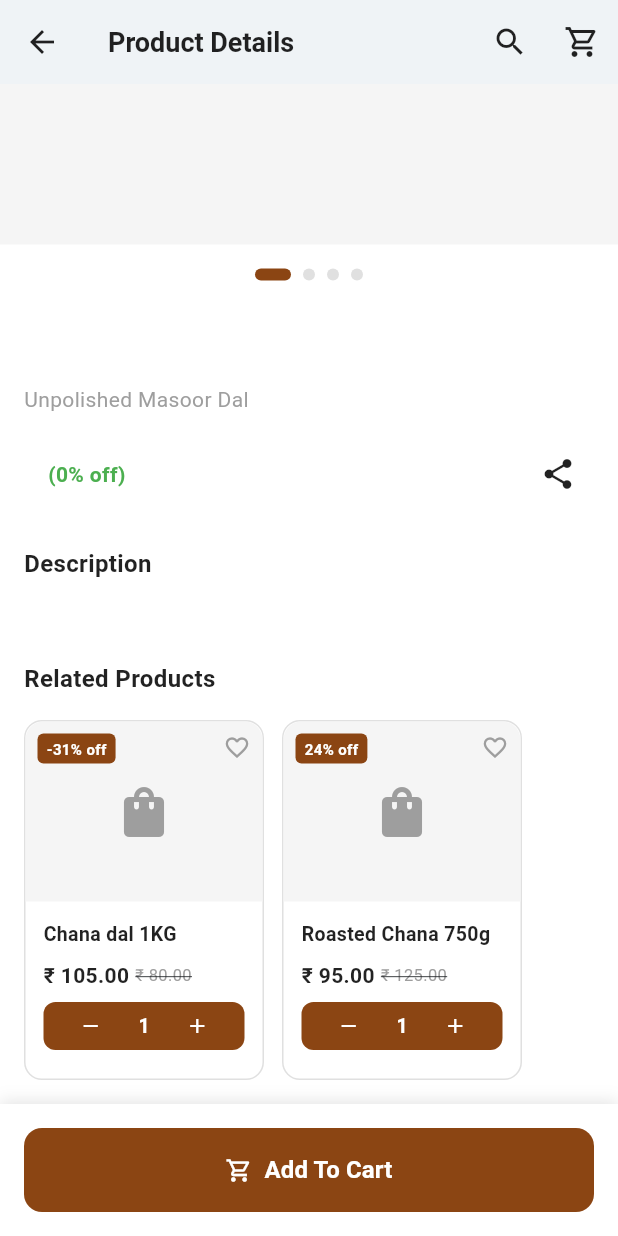
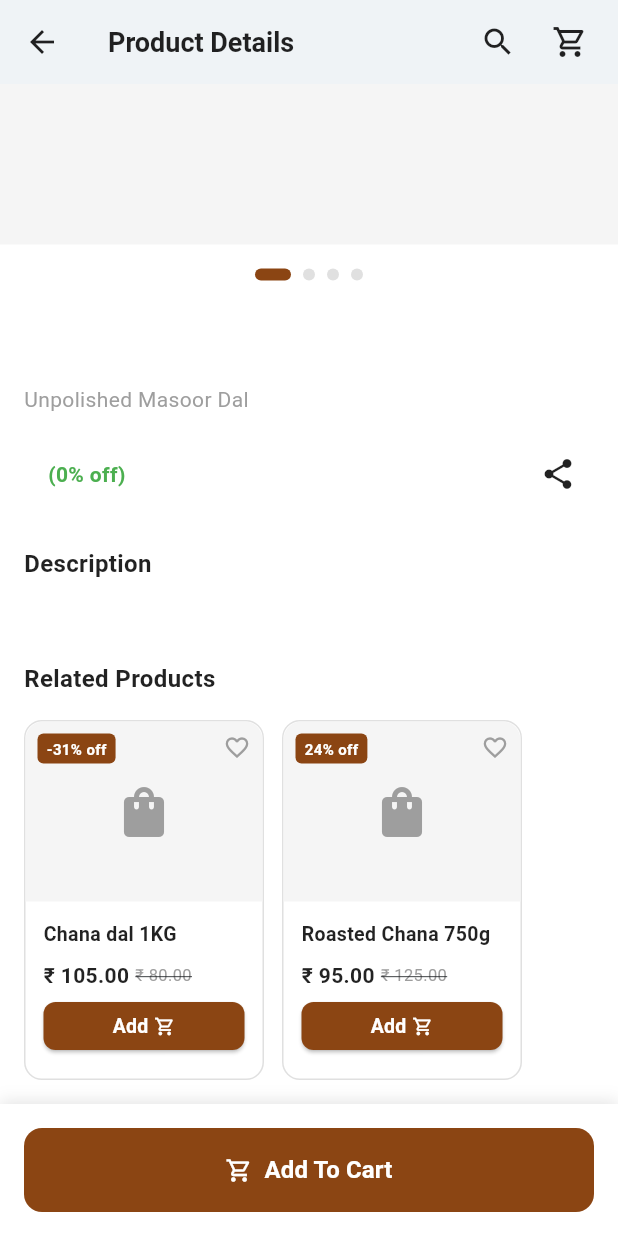
Before and after one commit to Rizwanriz079/alisons, a Flutter app: the ProductDetailScreen screen opened directly with empty values, scrolled down 243 dp, on a phone screen of 412 x 824 dp. Run offline on Flutter 3.47's test engine with Material 3 defaults, Android fonts, the phone set to English and light mode, and no system bars; our stand-ins replace cached_network_image, google_fonts, shared_preferences; accounts and stored records are empty; network calls fail.

Commit message:
Fix all UI issues: app bar icons, cart badge, product detail, add to cart functionality

```diff
--- a/lib/screens/product_detail_screen.dart
+++ b/lib/screens/product_detail_screen.dart
@@ -6,6 +6,7 @@ import '../providers/cart_provider.dart';
 import '../utils/colors.dart';
 import '../utils/text_styles.dart';
 import '../services/api_service.dart';
+import 'cart_screen.dart';
 
 class ProductDetailScreen extends StatefulWidget {
   final Product product;
@@ -40,7 +41,6 @@ class _ProductDetailScreenState extends State<ProductDetailScreen> {
   void _addToCart() {
     final cartProvider = Provider.of<CartProvider>(context, listen: false);
     cartProvider.addToCart(widget.product, quantity: _quantity);
-
     ScaffoldMessenger.of(context).showSnackBar(
       SnackBar(
         content: Text('${widget.product.name} added to cart'),
@@ -54,8 +54,6 @@ class _ProductDetailScreenState extends State<ProductDetailScreen> {
   Widget build(BuildContext context) {
     final apiService = ApiService();
     final imageUrl = apiService.getImageUrl(widget.product.image);
-
-    // Calculate discount percentage
     int discountPercent = 0;
     try {
       final oldPriceValue = double.tryParse(widget.product.oldPrice) ?? 0;
@@ -89,10 +87,48 @@ class _ProductDetailScreenState extends State<ProductDetailScreen> {
             icon: const Icon(Icons.search, color: Colors.black87),
             onPressed: () {},
           ),
+          Consumer<CartProvider>(
+            builder: (context, cartProvider, child) {
+              return Stack(
+                children: [
                   IconButton(
                     icon: const Icon(Icons.shopping_cart_outlined, color: Colors.black87),
-            onPressed: () {},
+                    onPressed: () {
+                      Navigator.of(context).push(
+                        MaterialPageRoute(builder: (context) => const CartScreen()),
+                      );
+                    },
                   ),
+                  if (cartProvider.totalQuantity > 0)
+                    Positioned(
+                      right: 8,
+                      top: 8,
+                      child: Container(
+                        padding: const EdgeInsets.all(4),
+                        decoration: const BoxDecoration(
+                          color: Colors.red,
+                          shape: BoxShape.circle,
+                        ),
+                        constraints: const BoxConstraints(
+                          minWidth: 16,
+                          minHeight: 16,
+                        ),
+                        child: Text(
+                          '${cartProvider.totalQuantity}',
+                          style: const TextStyle(
+                            color: Colors.white,
+                            fontSize: 8,
+                            fontWeight: FontWeight.bold,
+                          ),
+                          textAlign: TextAlign.center,
+                        ),
+                      ),
+                    ),
+                ],
+              );
+            },
+          ),
+          const SizedBox(width: 8),
         ],
       ),
       body: Column(
@@ -102,7 +138,6 @@ class _ProductDetailScreenState extends State<ProductDetailScreen> {
               child: Column(
                 crossAxisAlignment: CrossAxisAlignment.start,
                 children: [
-                  // Product Image with Favorite Button
                   Stack(
                     children: [
                       Container(
@@ -132,7 +167,6 @@ class _ProductDetailScreenState extends State<ProductDetailScreen> {
                                 ),
                               ),
                       ),
-                      // Favorite Button
                       Positioned(
                         top: 16,
                         right: 16,
@@ -151,14 +185,12 @@ class _ProductDetailScreenState extends State<ProductDetailScreen> {
                       ),
                     ],
                   ),
-
-                  // Image Indicators
                   Padding(
                     padding: const EdgeInsets.symmetric(vertical: 16),
                     child: Row(
                       mainAxisAlignment: MainAxisAlignment.center,
                       children: List.generate(
-                        4, // Placeholder for 4 images
+                        4,
                         (index) => Container(
                           margin: const EdgeInsets.symmetric(horizontal: 4),
                           width: index == _currentImageIndex ? 24 : 8,
@@ -173,14 +205,11 @@ class _ProductDetailScreenState extends State<ProductDetailScreen> {
                       ),
                     ),
                   ),
-
-                  // Product Info
                   Padding(
                     padding: const EdgeInsets.all(16),
                     child: Column(
                       crossAxisAlignment: CrossAxisAlignment.start,
                       children: [
-                        // Product Name
                         Text(
                           widget.product.name,
                           style: const TextStyle(
@@ -190,8 +219,6 @@ class _ProductDetailScreenState extends State<ProductDetailScreen> {
                           ),
                         ),
                         const SizedBox(height: 8),
-
-                        // Subtitle
                         Text(
                           widget.product.manufacturer.isNotEmpty
                             ? widget.product.manufacturer
@@ -202,8 +229,6 @@ class _ProductDetailScreenState extends State<ProductDetailScreen> {
                           ),
                         ),
                         const SizedBox(height: 16),
-
-                        // Price and Share
                         Row(
                           children: [
                             Text(
@@ -242,8 +267,6 @@ class _ProductDetailScreenState extends State<ProductDetailScreen> {
                           ],
                         ),
                         const SizedBox(height: 24),
-
-                        // Description
                         const Text(
                           'Description',
                           style: TextStyle(
@@ -263,8 +286,6 @@ class _ProductDetailScreenState extends State<ProductDetailScreen> {
                           ),
                         ),
                         const SizedBox(height: 24),
-
-                        // Related Products
                         const Text(
                           'Related Products',
                           style: TextStyle(
@@ -274,8 +295,6 @@ class _ProductDetailScreenState extends State<ProductDetailScreen> {
                           ),
                         ),
                         const SizedBox(height: 16),
-
-                        // Related Products Grid
                         SizedBox(
                           height: 240,
                           child: ListView.builder(
@@ -297,7 +316,6 @@ class _ProductDetailScreenState extends State<ProductDetailScreen> {
               ),
             ),
           ),
-
           // Bottom Add to Cart Section
           Container(
             padding: const EdgeInsets.all(16),
@@ -349,7 +367,57 @@ class _ProductDetailScreenState extends State<ProductDetailScreen> {
   }
 
   Widget _buildRelatedProductCard(String name, double price, double oldPrice) {
-    final discount = (((oldPrice - price) / oldPrice) * 100).round();
+    return _RelatedProductCard(
+      name: name,
+      price: price,
+      oldPrice: oldPrice,
+    );
+  }
+}
+
+// Stateful widget for related products to handle Add/Quantity toggle
+class _RelatedProductCard extends StatefulWidget {
+  final String name;
+  final double price;
+  final double oldPrice;
+
+  const _RelatedProductCard({
+    required this.name,
+    required this.price,
+    required this.oldPrice,
+  });
+
+  @override
+  State<_RelatedProductCard> createState() => _RelatedProductCardState();
+}
+
+class _RelatedProductCardState extends State<_RelatedProductCard> {
+  bool _isAdded = false;
+  int _quantity = 1;
+
+  void _incrementQuantity() {
+    setState(() {
+      _quantity++;
+    });
+  }
+
+  void _decrementQuantity() {
+    if (_quantity > 1) {
+      setState(() {
+        _quantity--;
+      });
+    }
+  }
+
+  void _handleAdd() {
+    setState(() {
+      _isAdded = true;
+    });
+  }
+
+  @override
+  Widget build(BuildContext context) {
+    final discount = (((widget.oldPrice - widget.price) / widget.oldPrice) * 100).round();
 
     return Container(
       width: 160,
@@ -408,7 +476,7 @@ class _ProductDetailScreenState extends State<ProductDetailScreen> {
               crossAxisAlignment: CrossAxisAlignment.start,
               children: [
                 Text(
-                  name,
+                  widget.name,
                   style: const TextStyle(
                     fontSize: 13,
                     fontWeight: FontWeight.w600,
@@ -419,7 +487,7 @@ class _ProductDetailScreenState extends State<ProductDetailScreen> {
                 Row(
                   children: [
                     Text(
-                      '₹ ${price.toStringAsFixed(2)}',
+                      '₹ ${widget.price.toStringAsFixed(2)}',
                       style: const TextStyle(
                         fontSize: 14,
                         fontWeight: FontWeight.bold,
@@ -428,7 +496,7 @@ class _ProductDetailScreenState extends State<ProductDetailScreen> {
                     ),
                     const SizedBox(width: 4),
                     Text(
-                      '₹ ${oldPrice.toStringAsFixed(2)}',
+                      '₹ ${widget.oldPrice.toStringAsFixed(2)}',
                       style: const TextStyle(
                         fontSize: 11,
                         color: Colors.grey,
@@ -438,8 +506,9 @@ class _ProductDetailScreenState extends State<ProductDetailScreen> {
                   ],
                 ),
                 const SizedBox(height: 8),
-                // Quantity Selector
-                Container(
+                // Toggle between Add button and Quantity selector
+                _isAdded
+                    ? Container(
                         height: 32,
                         decoration: BoxDecoration(
                           color: const Color(0xFF8B4513),
@@ -448,17 +517,52 @@ class _ProductDetailScreenState extends State<ProductDetailScreen> {
                         child: Row(
                           mainAxisAlignment: MainAxisAlignment.spaceEvenly,
                           children: [
-                      const Icon(Icons.remove, color: Colors.white, size: 16),
-                      const Text(
-                        '1',
+                            InkWell(
+                              onTap: _decrementQuantity,
+                              child: const Icon(Icons.remove, color: Colors.white, size: 16),
+                            ),
+                            Text(
+                              '$_quantity',
+                              style: const TextStyle(
+                                color: Colors.white,
+                                fontSize: 13,
+                                fontWeight: FontWeight.w600,
+                              ),
+                            ),
+                            InkWell(
+                              onTap: _incrementQuantity,
+                              child: const Icon(Icons.add, color: Colors.white, size: 16),
+                            ),
+                          ],
+                        ),
+                      )
+                    : SizedBox(
+                        height: 32,
+                        width: double.infinity,
+                        child: ElevatedButton(
+                          onPressed: _handleAdd,
+                          style: ElevatedButton.styleFrom(
+                            backgroundColor: const Color(0xFF8B4513),
+                            shape: RoundedRectangleBorder(
+                              borderRadius: BorderRadius.circular(8),
+                            ),
+                            padding: EdgeInsets.zero,
+                          ),
+                          child: Row(
+                            mainAxisAlignment: MainAxisAlignment.center,
+                            children: const [
+                              Text(
+                                'Add',
                                 style: TextStyle(
                                   color: Colors.white,
                                   fontSize: 13,
                                   fontWeight: FontWeight.w600,
                                 ),
                               ),
-                      const Icon(Icons.add, color: Colors.white, size: 16),
+                              SizedBox(width: 4),
+                              Icon(Icons.shopping_cart_outlined, size: 14, color: Colors.white),
                             ],
+                          ),
                         ),
                       ),
               ],
```
Also changed, not shown: lib/screens/cart_screen.dart (+11 -15 lines), lib/screens/home_screen.dart (+17 -50 lines). Lines whose indentation alone changed are shown as unchanged.
